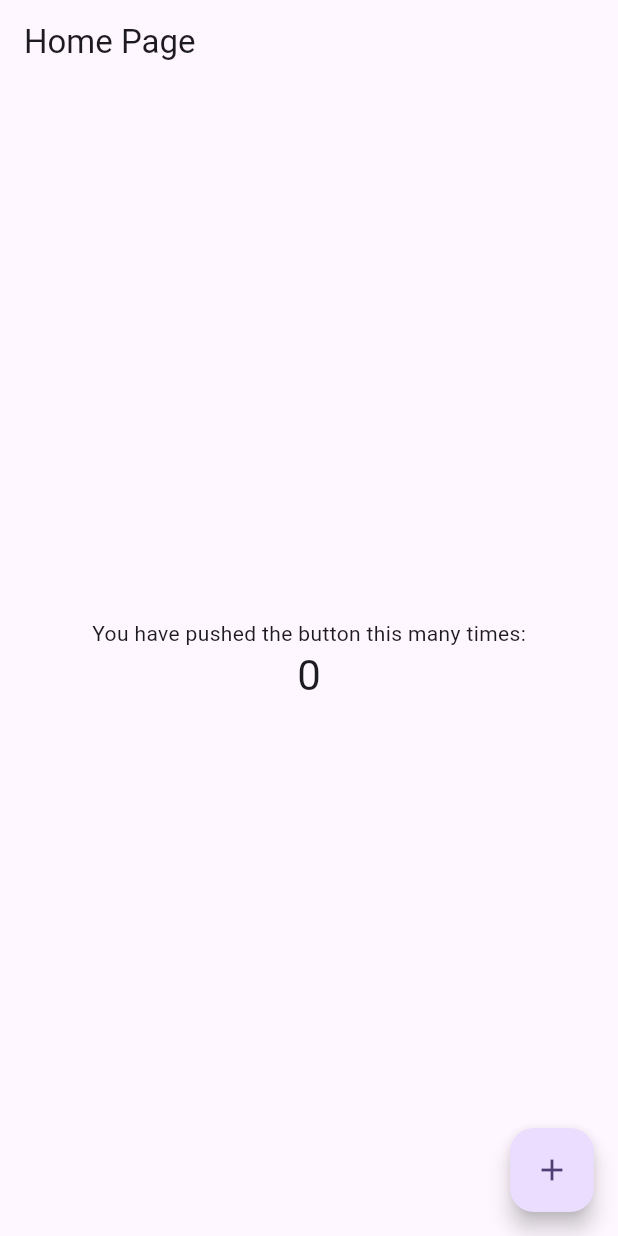
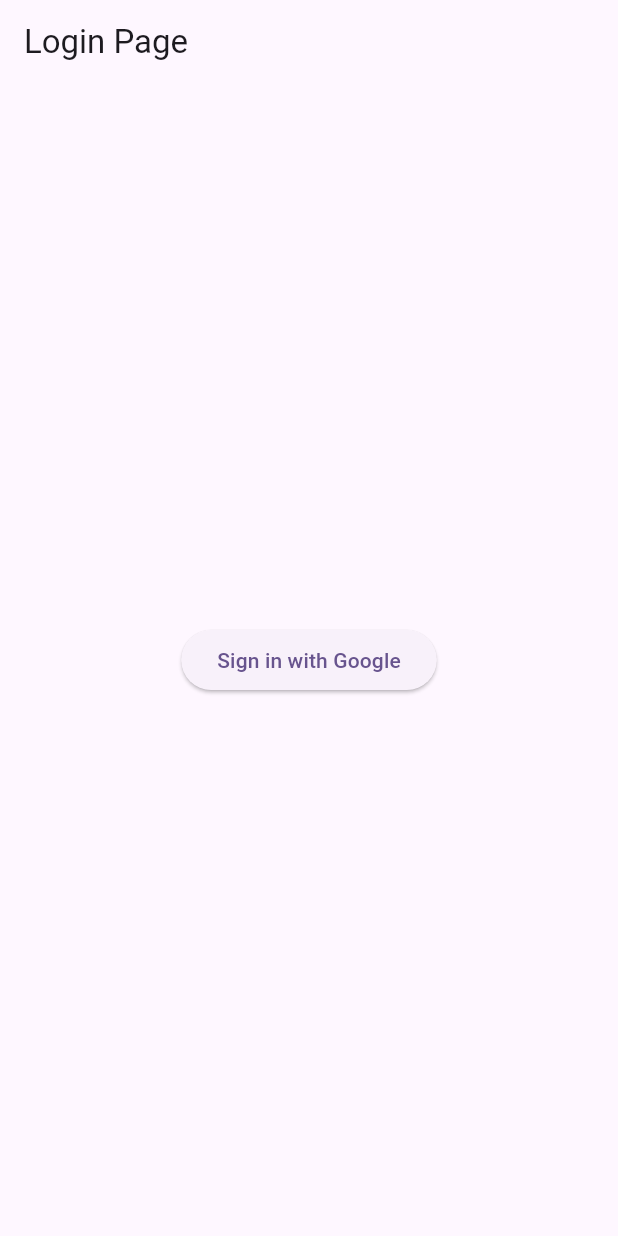
Before and after one commit to sjhalani7/gemini-hackathon, a Flutter app: the screen it shows after launch, on a phone screen of 412 x 824 dp. Run offline on Flutter 3.47's test engine with Material 3 defaults, Android fonts, the light colour scheme and no system bars; our stand-ins replace firebase_auth, firebase_core; accounts and stored records are empty.

Commit message:
Setup firebase google sign in auth
Also setup firebase config and added login page

```diff
--- a/gemini_app/lib/app.dart
+++ b/gemini_app/lib/app.dart
@@ -1,18 +1,41 @@
 import 'package:flutter/material.dart';
+import 'package:firebase_auth/firebase_auth.dart';
+import 'package:gemini_app/pages/login_page.dart';
 import 'package:gemini_app/pages/home_page.dart';
 
-class App extends StatelessWidget {
+class App extends StatefulWidget {
   const App({super.key});
+
+  @override
+  State<App> createState() => _AppState();
+}
+
+class _AppState extends State<App> {
+  @override
+  void initState() {
+    super.initState();
+
+    // wait for auth listener to be setup
+    wait();
+  }
 
   @override
   Widget build(BuildContext context) {
     return MaterialApp(
-      title: 'Flutter Demo',
+      title: 'Gemini App',
       theme: ThemeData(
         colorScheme: ColorScheme.fromSeed(seedColor: Colors.deepPurple),
         useMaterial3: true,
       ),
-      home: const HomePage(),
+      home: StreamBuilder(
+        initialData: null,
+        stream: FirebaseAuth.instance.authStateChanges(),
+        builder: (context, snapshot) =>
+            snapshot.data != null ? const HomePage() : const LoginPage(),
+      ),
     );
   }
+
+  Future<void> wait() async =>
+      await Future.delayed(const Duration(milliseconds: 500));
 }
--- a/gemini_app/lib/main.dart
+++ b/gemini_app/lib/main.dart
@@ -1,6 +1,12 @@
 import 'package:flutter/material.dart';
+import 'package:firebase_core/firebase_core.dart';
+import 'package:gemini_app/firebase_options.dart';
 import 'package:gemini_app/app.dart';
 
-void main() {
+void main() async {
+  await Firebase.initializeApp(
+    options: DefaultFirebaseOptions.currentPlatform,
+  );
+
   runApp(const App());
 }
--- /dev/null
+++ b/gemini_app/lib/pages/login_page.dart
@@ -0,0 +1,41 @@
+import 'package:flutter/material.dart';
+import 'package:firebase_auth/firebase_auth.dart';
+import 'package:gemini_app/pages/home_page.dart';
+
+class LoginPage extends StatefulWidget {
+  const LoginPage({super.key});
+
+  @override
+  State<LoginPage> createState() => _LoginPageState();
+}
+
+class _LoginPageState extends State<LoginPage> {
+  @override
+  Widget build(BuildContext context) {
+    return Scaffold(
+      appBar: AppBar(
+        title: const Text('Login Page'),
+      ),
+      body: Center(
+        child: Column(
+          mainAxisAlignment: MainAxisAlignment.center,
+          children: <Widget>[
+            ElevatedButton(
+                onPressed: () async => await _signInWithGoogle(),
+                child: const Text('Sign in with Google'))
+          ],
+        ),
+      ),
+    );
+  }
+
+  Future<UserCredential> _signInWithGoogle() async {
+    GoogleAuthProvider googleProvider = GoogleAuthProvider();
+
+    //googleProvider
+    //    .addScope('https://www.googleapis.com/auth/contacts.readonly');
+    googleProvider.setCustomParameters({'login_hint': 'user@example.com'});
+
+    return await FirebaseAuth.instance.signInWithPopup(googleProvider);
+  }
+}
--- a/gemini_app/pubspec.yaml
+++ b/gemini_app/pubspec.yaml
@@ -35,6 +35,8 @@
   # The following adds the Cupertino Icons font to your application.
   # Use with the CupertinoIcons class for iOS style icons.
   cupertino_icons: ^1.0.6
+  firebase_core: ^3.2.0
+  firebase_auth: ^5.1.2
 
 dev_dependencies:
   flutter_test:
```
Also changed, not shown: gemini_app/firebase.json (added), gemini_app/lib/firebase_options.dart (added), gemini_app/pubspec.lock, 4 other files.
